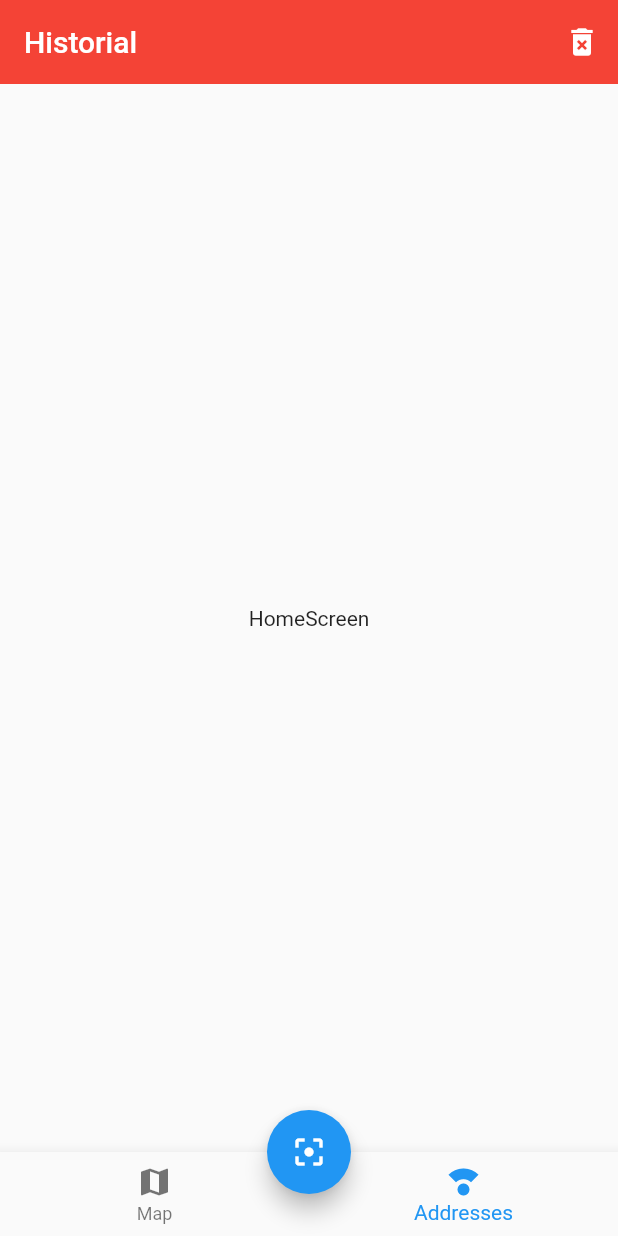
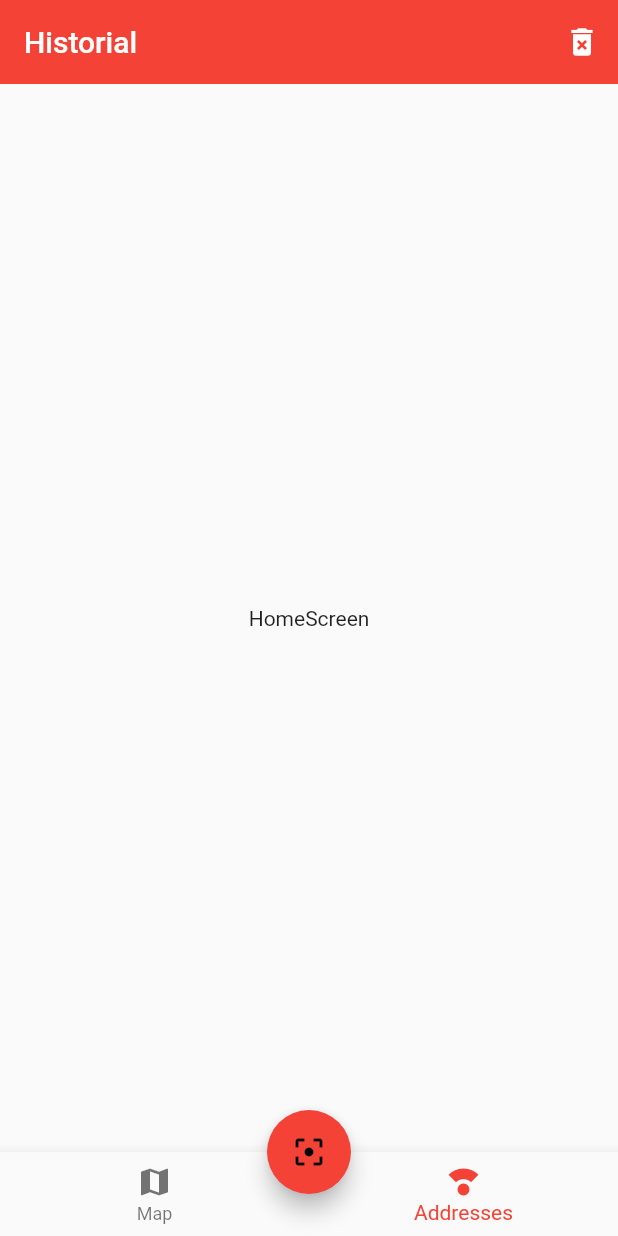
Before and after one commit to EdwardRodr1guez/QR_scan_Flutter, a Flutter app: the screen it shows after launch, on a phone screen of 412 x 824 dp. Run offline on Flutter 3.47's test engine with Material 2 defaults, Android fonts, the phone set to English and light mode, and no system bars.

Commit message:
theme added

```diff
--- a/lib/main.dart
+++ b/lib/main.dart
@@ -16,6 +16,12 @@ class MyApp extends StatelessWidget {
         "home": (context) => HomeScreen(),
         "mapa": (context) => MapaScreen(),
       },
+      theme: ThemeData(
+        colorScheme: ColorScheme.light().copyWith(primary:  Colors.red,),
+        floatingActionButtonTheme: FloatingActionButtonThemeData(
+          backgroundColor: Colors.red
+          )
+      ),
     );
 
   }
--- a/lib/screens/home_screen.dart
+++ b/lib/screens/home_screen.dart
@@ -12,7 +12,7 @@ class HomeScreen extends StatelessWidget {
   Widget build(BuildContext context) {
     return  Scaffold(
       appBar: AppBar(title: Text("Historial"),
-                    backgroundColor: Colors.red,
+                    //backgroundColor: Colors.red,
                     elevation: 0,
                     actions: [
                       IconButton(
```
